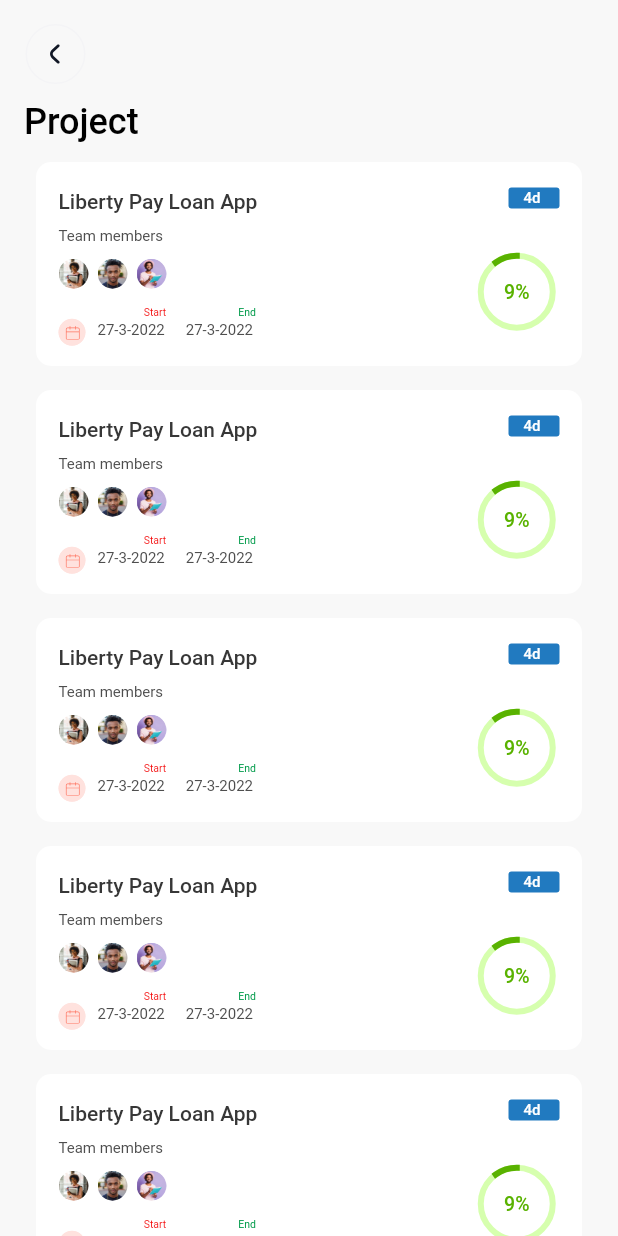
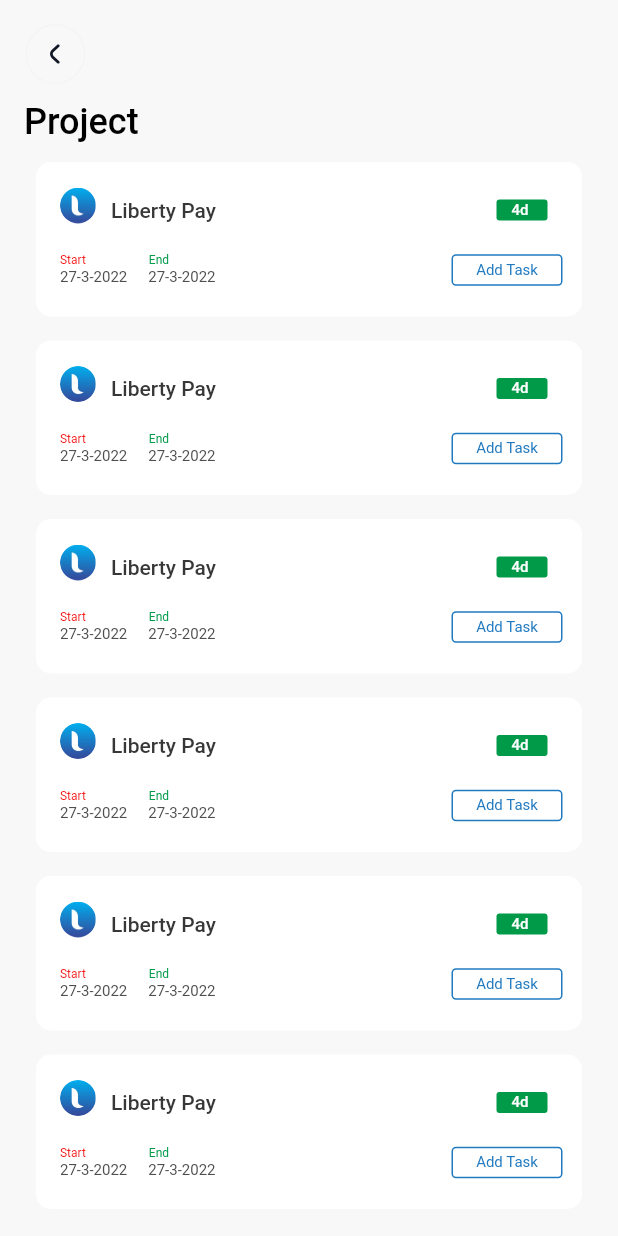
Before and after one commit to edokichuks/project_management_app, a Flutter app: the ProjectScreen screen opened by its route, on a phone screen of 412 x 824 dp. Run offline on Flutter 3.47's test engine with Material 2 defaults, Android fonts, the phone set to English and light mode, and no system bars; our stand-ins replace cached_network_image, flutter_hooks, flutter_svg, hooks_riverpod; Roboto replaces fonts that are missing (Mark Pro).

Commit message:
minor changes

```diff
--- a/lib/src/presentation/project/project_screen.dart
+++ b/lib/src/presentation/project/project_screen.dart
@@ -1,18 +1,14 @@
-import 'dart:math';
-
 import 'package:flutter/material.dart';
 import 'package:project_management_app/src/core/app_export.dart';
-import 'package:project_management_app/src/presentation/home/widgets/add_task_widget.dart';
+import 'package:project_management_app/src/presentation/project/widgets/projects_widget.dart';
 import 'package:project_management_app/src/widgets/back_button.dart';
 import 'package:project_management_app/src/widgets/spacing.dart';
 
 class ProjectScreen extends StatelessWidget {
   ProjectScreen({super.key});
-  List<double> rand = [];
 
   @override
   Widget build(BuildContext context) {
-    getrandNum();
     return Scaffold(
       backgroundColor: appTheme.gray5002,
       body: SafeArea(
@@ -44,8 +40,7 @@
                 },
                 itemCount: 6,
                 itemBuilder: (context, index) {
-                  final randomProgress = rand[index];
-                  return AddTaskWidget(progress: randomProgress);
+                  return ProjectsWidget();
                 },
               ),
             ),
@@ -55,11 +50,4 @@
       ),
     );
   }
-
-  void getrandNum() {
-    for (int x = 0; x < 6; x++) {
-      double random = Random().nextDouble() * 100;
-      rand.add(random);
-    }
-  }
 }
--- /dev/null
+++ b/lib/src/presentation/project/widgets/projects_widget.dart
@@ -0,0 +1,179 @@
+import 'package:flutter/material.dart';
+
+import '../../../core/app_export.dart';
+import '../../../widgets/general_widgets_exports.dart';
+
+// ignore: must_be_immutable
+class ProjectsWidget extends StatelessWidget {
+  const ProjectsWidget({Key? key})
+      : super(
+          key: key,
+        );
+
+  @override
+  Widget build(BuildContext context) {
+    return Container(
+      padding: getPadding(
+        left: 13,
+        top: 15,
+        right: 13,
+        bottom: 15,
+      ),
+      decoration: AppDecoration.fill.copyWith(
+        borderRadius: BorderRadiusStyle.roundedBorder10,
+      ),
+      child: Column(
+        mainAxisSize: MainAxisSize.min,
+        mainAxisAlignment: MainAxisAlignment.center,
+        children: [
+          Padding(
+            padding: getPadding(
+              left: 3,
+              top: 2,
+              right: 10,
+            ),
+            child: Row(
+              mainAxisAlignment: MainAxisAlignment.center,
+              crossAxisAlignment: CrossAxisAlignment.end,
+              children: [
+                CustomImageView(
+                  imagePath: ImageConstant.imgEllipse550,
+                  height: getSize(
+                    24,
+                  ),
+                  width: getSize(
+                    24,
+                  ),
+                  radius: BorderRadius.circular(
+                    getHorizontalSize(
+                      12,
+                    ),
+                  ),
+                ),
+                Padding(
+                  padding: getPadding(
+                    left: 10,
+                    top: 4,
+                    bottom: 1,
+                  ),
+                  child: Text(
+                    "Liberty Pay ",
+                    overflow: TextOverflow.ellipsis,
+                    textAlign: TextAlign.left,
+                    style: theme.textTheme.titleSmall,
+                  ),
+                ),
+                Spacer(),
+                Container(
+                  width: getHorizontalSize(
+                    34,
+                  ),
+                  margin: getMargin(
+                    top: 6,
+                    bottom: 2,
+                  ),
+                  padding: getPadding(
+                    left: 10,
+                    top: 1,
+                    right: 10,
+                    bottom: 1,
+                  ),
+                  decoration: AppDecoration.txtFill1.copyWith(
+                    borderRadius: BorderRadiusStyle.txtRoundedBorder2,
+                  ),
+                  child: Text(
+                    "4d",
+                    overflow: TextOverflow.ellipsis,
+                    textAlign: TextAlign.left,
+                    style: theme.textTheme.labelMedium,
+                  ),
+                ),
+              ],
+            ),
+          ),
+          Padding(
+            padding: getPadding(
+              left: 3,
+              top: 15,
+            ),
+            child: Row(
+              mainAxisAlignment: MainAxisAlignment.spaceBetween,
+              children: [
+                Column(
+                  crossAxisAlignment: CrossAxisAlignment.start,
+                  mainAxisAlignment: MainAxisAlignment.start,
+                  children: [
+                    Row(
+                      children: [
+                        Text(
+                          "Start",
+                          overflow: TextOverflow.ellipsis,
+                          textAlign: TextAlign.left,
+                          style: TextThemeHelper.bodySmallErrorContainer,
+                        ),
+                        Padding(
+                          padding: getPadding(
+                            left: 42,
+                          ),
+                          child: Text(
+                            "End",
+                            overflow: TextOverflow.ellipsis,
+                            textAlign: TextAlign.left,
+                            style: TextThemeHelper.bodySmallSecondaryContainer,
+                          ),
+                        ),
+                      ],
+                    ),
+                    Padding(
+                      padding: getPadding(
+                        top: 1,
+                      ),
+                      child: Row(
+                        children: [
+                          Text(
+                            "27-3-2022",
+                            overflow: TextOverflow.ellipsis,
+                            textAlign: TextAlign.left,
+                            style: theme.textTheme.bodySmall,
+                          ),
+                          Padding(
+                            padding: getPadding(
+                              left: 14,
+                            ),
+                            child: Text(
+                              "27-3-2022",
+                              overflow: TextOverflow.ellipsis,
+                              textAlign: TextAlign.left,
+                              style: theme.textTheme.bodySmall,
+                            ),
+                          ),
+                        ],
+                      ),
+                    ),
+                  ],
+                ),
+                CustomOutlinedButton(
+                  text: "Add Task",
+                  margin: getMargin(
+                    top: 4,
+                  ),
+                  width: 74,
+                  buttonStyle: ButtonThemeHelper.outlineOnError.copyWith(
+                      fixedSize: MaterialStateProperty.all<Size>(Size(
+                    getHorizontalSize(
+                      66,
+                    ),
+                    getVerticalSize(
+                      21,
+                    ),
+                  ))),
+                  buttonTextStyle: TextThemeHelper.bodySmallOnError_1,
+                ),
+              ],
+            ),
+          ),
+        ],
+      ),
+    );
+  }
+}
```
Also changed, not shown: lib/src/presentation/projects_screen/projects_screen.dart (deleted, +0 -101 lines), lib/src/presentation/projects_screen/widgets/projects_item_widget.dart (deleted, +0 -345 lines).
